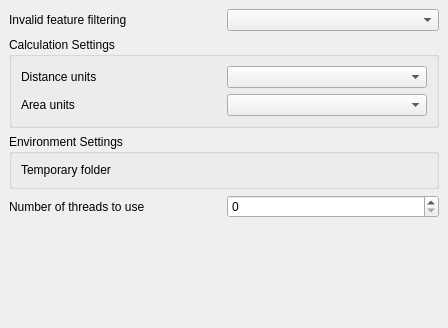
Before: the Qt Designer form src/ui/processing/qgsprocessingcontextoptionsbase.ui in qgis/QGIS, drawn with Qt 5.
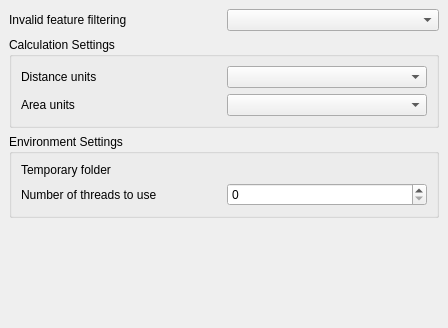
After: the same form once the commit is applied. Custom widgets are drawn as their Qt base class.

Commit message: move threads selection widgets into the "environment settings" group

```diff
--- a/src/ui/processing/qgsprocessingcontextoptionsbase.ui
+++ b/src/ui/processing/qgsprocessingcontextoptionsbase.ui
@@ -67,19 +67,19 @@
             </property>
            </widget>
           </item>
-          <item row="0" column="1">
-           <widget class="QgsFileWidget" name="mTemporaryFolderWidget" native="true"/>
+          <item row="1" column="0">
+           <widget class="QLabel" name="label_5">
+            <property name="text">
+             <string>Number of threads to use</string>
+            </property>
+           </widget>
+          </item>
+          <item row="1" column="1">
+           <widget class="QgsSpinBox" name="mThreadsSpinBox"/>
           </item>
          </layout>
         </widget>
        </item>
-       <item row="5" column="0">
-        <widget class="QLabel" name="label_5">
-         <property name="text">
-          <string>Number of threads to use</string>
-         </property>
-        </widget>
-       </item>
        <item row="1" column="1">
         <widget class="QComboBox" name="mComboInvalidFeatureFiltering">
          <property name="toolTip">
@@ -116,9 +116,6 @@
          </layout>
         </widget>
        </item>
-       <item row="5" column="1">
-        <widget class="QgsSpinBox" name="mThreadsSpinBox"/>
-       </item>
        <item row="6" column="0" colspan="2">
         <spacer name="verticalSpacer">
          <property name="orientation">
```
Left out of the diff: 3 changed lines with no effect on the pictures.
